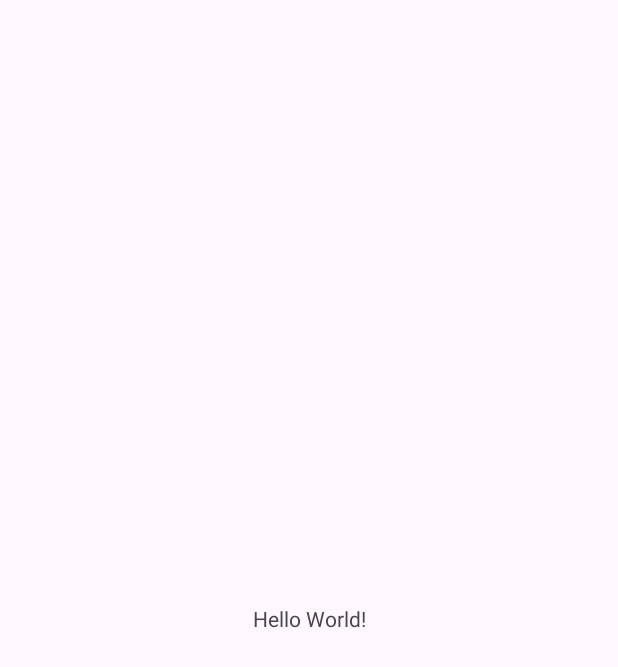
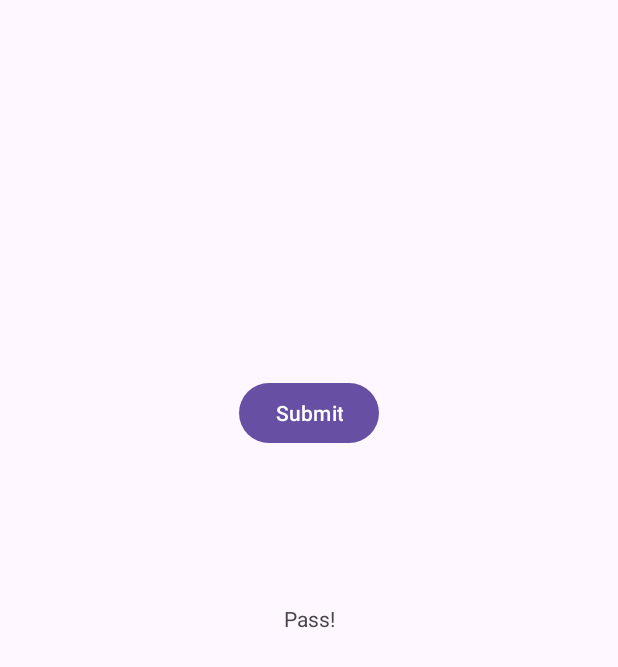
Before and after one commit to sjacker2/project1_hello_world, an Android app: the screen it shows after launch (MainActivity), on a phone screen of 412 x 824 dp. Before the commit the part shown is almost empty. Shown: the top 667 px of the screen. Run offline under Robolectric (Android 15) with nearby library versions, the phone set to English and light mode, and no system bars.

Commit message:
add button

```diff
--- a/app/src/main/res/layout/activity_main.xml
+++ b/app/src/main/res/layout/activity_main.xml
@@ -7,12 +7,23 @@
     tools:context=".MainActivity">
 
     <TextView
+        android:id="@+id/textView"
         android:layout_width="wrap_content"
         android:layout_height="wrap_content"
-        android:text="Hello World!"
+        android:text="Pass!"
         app:layout_constraintBottom_toBottomOf="parent"
         app:layout_constraintEnd_toEndOf="parent"
         app:layout_constraintStart_toStartOf="parent"
         app:layout_constraintTop_toTopOf="parent" />
 
+    <Button
+        android:id="@+id/button"
+        android:layout_width="wrap_content"
+        android:layout_height="wrap_content"
+        android:layout_marginBottom="103dp"
+        android:text="Submit"
+        app:layout_constraintBottom_toTopOf="@+id/textView"
+        app:layout_constraintEnd_toEndOf="parent"
+        app:layout_constraintStart_toStartOf="parent" />
+
 </androidx.constraintlayout.widget.ConstraintLayout>
```
